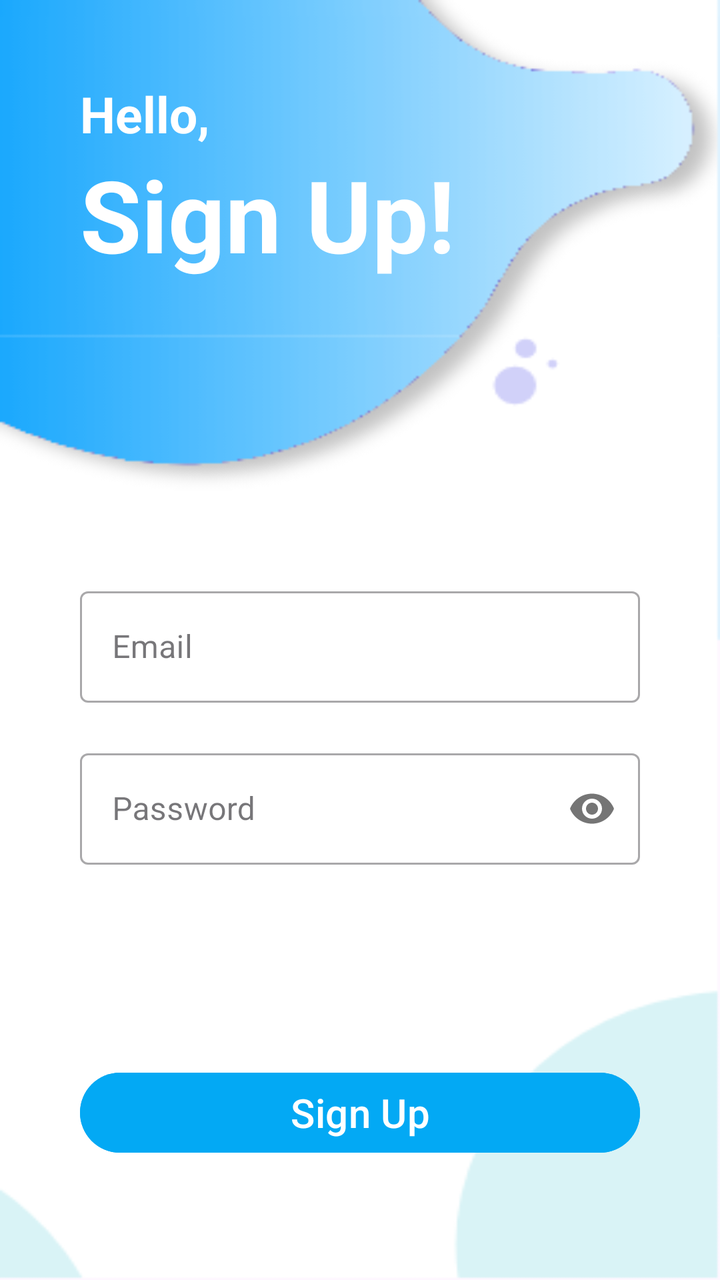
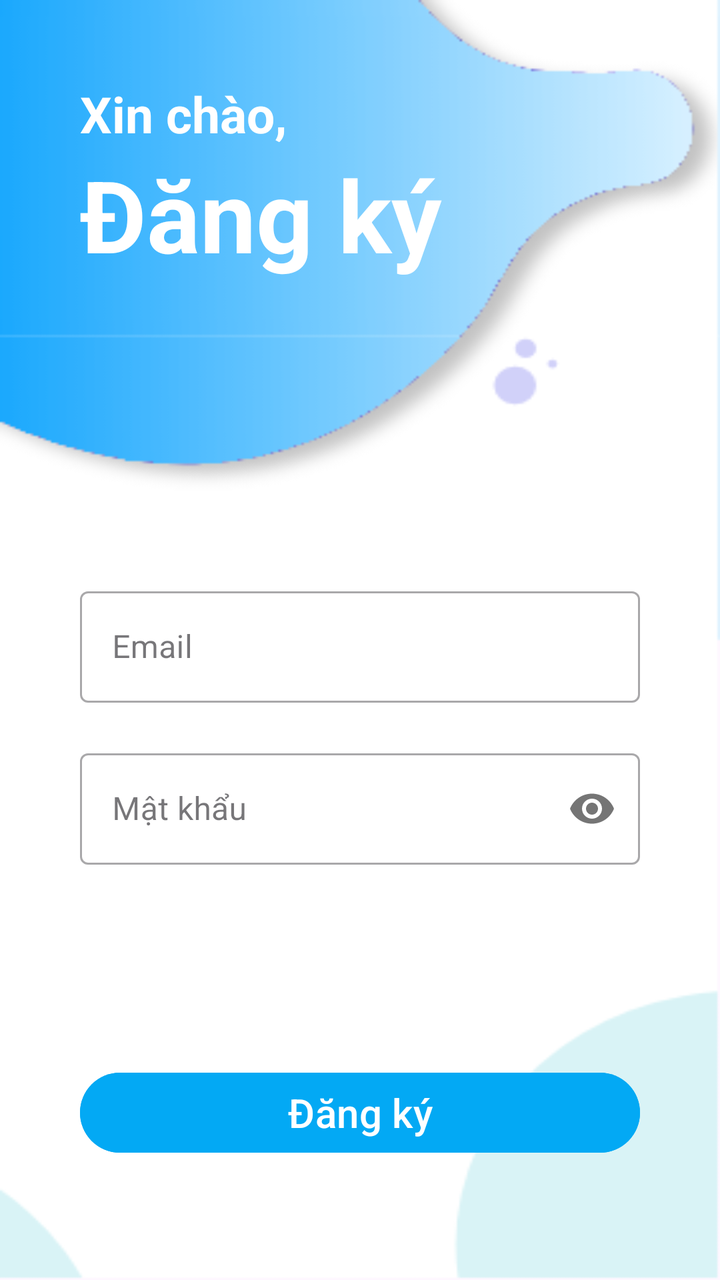

Before-and-after screenshots of an Android layout around one commit, followed by the original layout XML and the change that was made.
<!-- AndroidManifest.xml: application theme Theme.MyApp -->
<!-- res/layout/activity_register_page.xml -->
<?xml version="1.0" encoding="utf-8"?>
<LinearLayout xmlns:android="http://schemas.android.com/apk/res/android"
    xmlns:app="http://schemas.android.com/apk/res-auto"
    xmlns:tools="http://schemas.android.com/tools"
    android:id="@+id/main"
    android:layout_width="match_parent"
    android:layout_height="match_parent"
    android:background="@drawable/screen"
    android:orientation="vertical"
    android:padding="40dp"
    tools:context=".ui.login.RegisterPageActivity">

    <TextView
        android:id="@+id/text"
        android:layout_width="match_parent"
        android:layout_height="wrap_content"
        android:text="Hello,"
        android:textColor="#FFFFFF"
        android:textSize="25sp"
        android:textStyle="bold" />

    <TextView
        android:id="@+id/textView"
        android:layout_width="match_parent"
        android:layout_height="wrap_content"
        android:text="Sign Up!"
        android:textColor="#FFFFFF"
        android:textSize="50sp"
        android:textStyle="bold" />

    <com.google.android.material.textfield.TextInputLayout
        style="@style/Widget.MaterialComponents.TextInputLayout.OutlinedBox"
        android:layout_width="match_parent"
        android:layout_height="wrap_content"
        android:layout_marginTop="150dp">

        <com.google.android.material.textfield.TextInputEditText
            android:id="@+id/email"
            android:layout_width="match_parent"
            android:layout_height="wrap_content"
            android:hint="Email" />
    </com.google.android.material.textfield.TextInputLayout>

    <com.google.android.material.textfield.TextInputLayout
        style="@style/Widget.MaterialComponents.TextInputLayout.OutlinedBox"
        android:layout_width="match_parent"
        android:layout_height="wrap_content"
        android:layout_marginTop="20dp"
        app:passwordToggleEnabled="true">

        <com.google.android.material.textfield.TextInputEditText
            android:id="@+id/password"
            android:layout_width="match_parent"
            android:layout_height="wrap_content"
            android:hint="Password"
            android:inputType="textPassword" />
    </com.google.android.material.textfield.TextInputLayout>

    <Button
        android:id="@+id/sign_in"
        android:layout_width="match_parent"
        android:layout_height="wrap_content"
        android:layout_marginTop="100dp"
        android:text="Sign Up"
        android:textSize="20sp"
        android:backgroundTint="#03A9F4"
        app:rippleColor="#3F51B5"/>

    <LinearLayout
        android:layout_width="match_parent"
        android:layout_height="wrap_content"
        android:layout_gravity="center"
        android:layout_marginTop="20dp"
        android:gravity="center"
        android:orientation="horizontal">

        <TextView
            android:id="@+id/textView2"
            android:layout_width="wrap_content"
            android:layout_height="wrap_content"
            android:text="Already have account? "
            android:textSize="15sp"
            android:textStyle="bold" />

        <TextView
            android:id="@+id/sign_up"
            android:layout_width="wrap_content"
            android:layout_height="wrap_content"
            android:text="Sign in"
            android:textColor="#03A9F4"
            android:textSize="15sp"
            android:textStyle="bold" />
    </LinearLayout>

</LinearLayout>
<!-- resources referenced by this layout -->
<resources>
  <!-- drawable screen: png bitmap (drawable, 9167 bytes) -->
  <style name="Theme.MyApp" parent="Base.Theme.MyApp" />
  <style name="Base.Theme.MyApp" parent="Theme.Material3.DayNight">
          
          
  
      </style>
</resources>

<!-- the commit's change to res/layout/activity_register_page.xml (unified diff, before → after) -->
@@ -14,7 +14,7 @@
         android:id="@+id/text"
         android:layout_width="match_parent"
         android:layout_height="wrap_content"
-        android:text="Hello,"
+        android:text="@string/hello"
         android:textColor="#FFFFFF"
         android:textSize="25sp"
         android:textStyle="bold" />
@@ -23,7 +23,7 @@
         android:id="@+id/textView"
         android:layout_width="match_parent"
         android:layout_height="wrap_content"
-        android:text="Sign Up!"
+        android:text="@string/sign_up"
         android:textColor="#FFFFFF"
         android:textSize="50sp"
         android:textStyle="bold" />
@@ -52,7 +52,7 @@
             android:id="@+id/password"
             android:layout_width="match_parent"
             android:layout_height="wrap_content"
-            android:hint="Password"
+            android:hint="@string/password"
             android:inputType="textPassword" />
     </com.google.android.material.textfield.TextInputLayout>
 
@@ -61,7 +61,7 @@
         android:layout_width="match_parent"
         android:layout_height="wrap_content"
         android:layout_marginTop="100dp"
-        android:text="Sign Up"
+        android:text="@string/sign_up"
         android:textSize="20sp"
         android:backgroundTint="#03A9F4"
         app:rippleColor="#3F51B5"/>
@@ -78,7 +78,7 @@
             android:id="@+id/textView2"
             android:layout_width="wrap_content"
             android:layout_height="wrap_content"
-            android:text="Already have account? "
+            android:text="@string/already_have_account"
             android:textSize="15sp"
             android:textStyle="bold" />
 
@@ -86,7 +86,7 @@
             android:id="@+id/sign_up"
             android:layout_width="wrap_content"
             android:layout_height="wrap_content"
-            android:text="Sign in"
+            android:text="@string/sign_in"
             android:textColor="#03A9F4"
             android:textSize="15sp"
             android:textStyle="bold" />
<!-- resource entries referenced after the edit -->
@@ -1,8 +1,15 @@
 <!-- resources referenced by this layout -->
 <resources>
   <!-- drawable screen: png bitmap (drawable, 9167 bytes) -->
+  <string name="already_have_account">Đã có tài khoản? </string>"
+  
+      //logbook
+  <string name="hello">Xin chào, </string>
+  <string name="password">Mật khẩu</string>
+  <string name="sign_in">Đăng nhập</string>
+  <string name="sign_up">Đăng ký</string>
   <style name="Theme.MyApp" parent="Base.Theme.MyApp" />
-  <style name="Base.Theme.MyApp" parent="Theme.Material3.DayNight">
+  <style name="Base.Theme.MyApp" parent="Theme.Material3.DayNight.NoActionBar">
           
           
   
